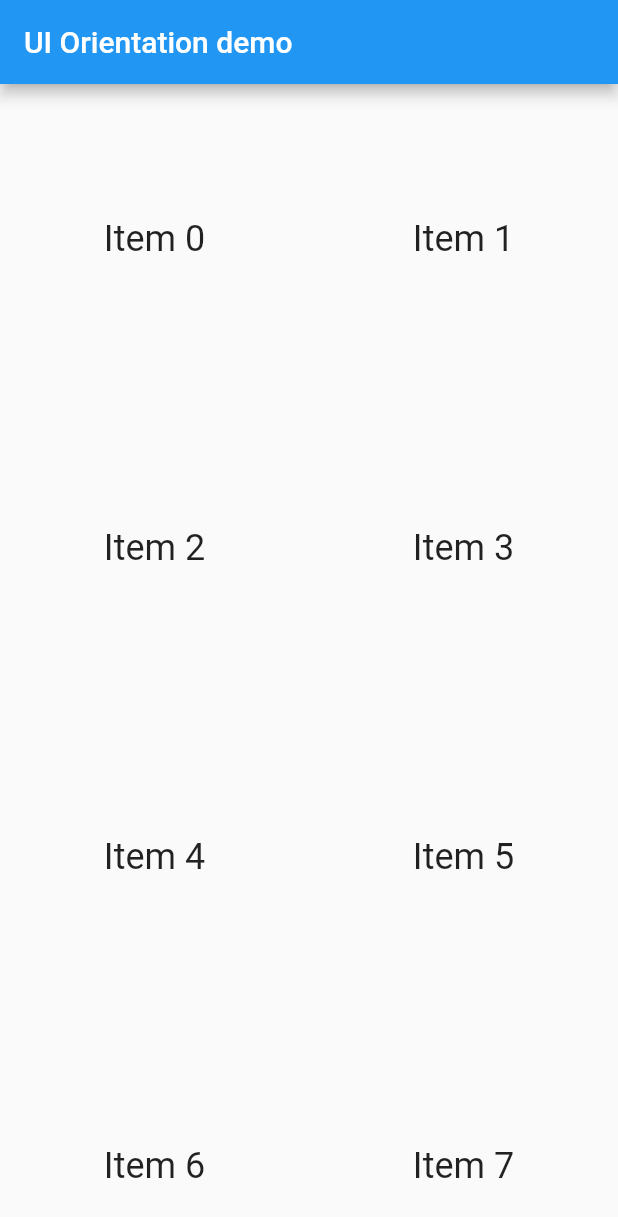
After one commit to wlizama/flutter_training, a Flutter app: the screen it shows after launch, after a tap on "UI Orientation", on a phone screen of 412 x 824 dp. The commit adds this screen. Shown: the top 1217 px of the screen. Run offline on Flutter 3.47's test engine with Material 2 defaults, Android fonts, the phone set to English and light mode, and no system bars.

Commit message:
UI orientation

```diff
--- a/lib/main.dart
+++ b/lib/main.dart
@@ -1,5 +1,6 @@
 import 'package:flutter/material.dart';
 import 'package:flutter_training/animate-container.dart';
+import 'package:flutter_training/ui-orientation.dart';
 
 void main(List<String> args) {
 	runApp(MaterialApp(
@@ -13,7 +14,7 @@ class Index extends StatelessWidget {
 
 	final _widgetList = [
 		{ 'text': 'Animación de container', 'tap_fun': (_) => AnimatedContainerApp() },
-		{ 'text': 'Segundo Item', 'tap_fun': (_) => {} },
+		{ 'text': 'UI Orientation', 'tap_fun': (_) => UIOrientation() },
 		{ 'text': '3er Item', 'tap_fun': (_) => {} },
 		{ 'text': '4to Item', 'tap_fun': (_) => {} },
 	];
--- /dev/null
+++ b/lib/ui-orientation.dart
@@ -0,0 +1,49 @@
+import 'package:flutter/material.dart';
+
+void main() {
+	runApp(UIOrientation());
+}
+
+class UIOrientation extends StatelessWidget {
+	@override
+	Widget build(BuildContext context) {
+		final appTitle = 'UI Orientation demo';
+
+		return MaterialApp(
+			title: appTitle,
+			home: OrientationList(
+				title: appTitle
+			),
+		);
+	}
+}
+
+class OrientationList extends StatelessWidget {
+	final String title;
+
+	OrientationList({ Key key, this.title }) : super(key: key);
+
+	@override
+	Widget build(BuildContext context) {
+		return Scaffold(
+			appBar: AppBar(
+				title: Text(title),
+			),
+			body: OrientationBuilder(
+				builder: (context, orientation) {
+					return GridView.count(
+						crossAxisCount: orientation == Orientation.portrait ? 2 : 3,
+						children: List.generate(100, (index) {
+							return Center(
+								child: Text(
+									'Item $index',
+									style: Theme.of(context).textTheme.headline,
+								),
+							);
+						})
+					);
+				}
+			),
+		);
+	}
+}
```
